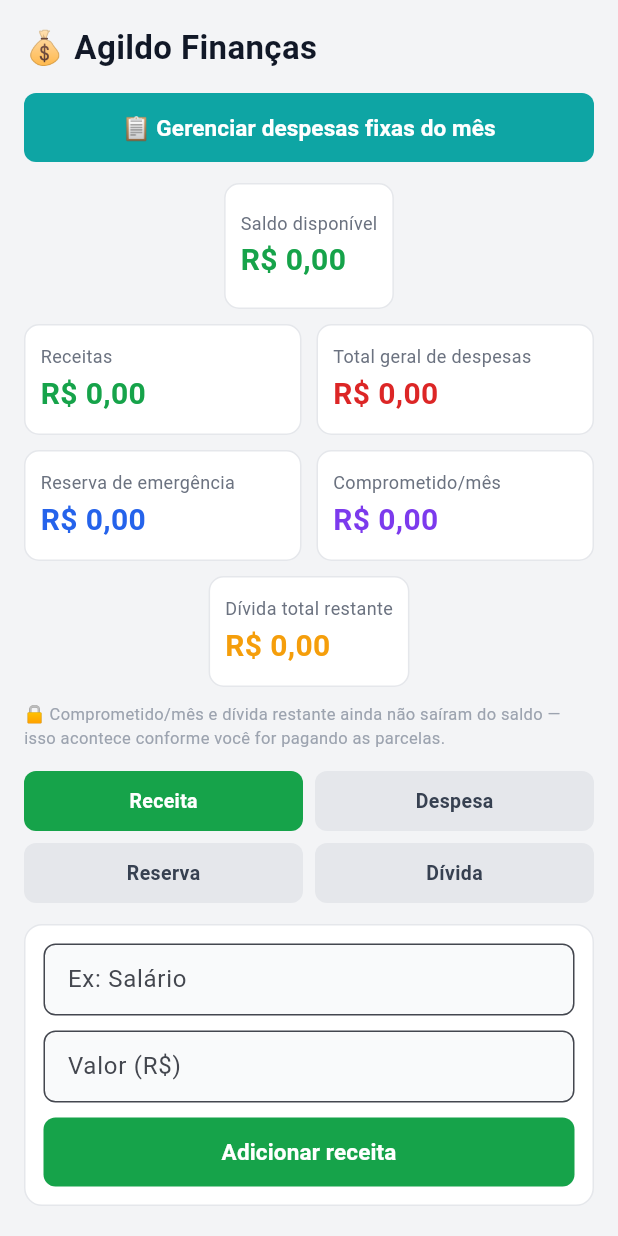
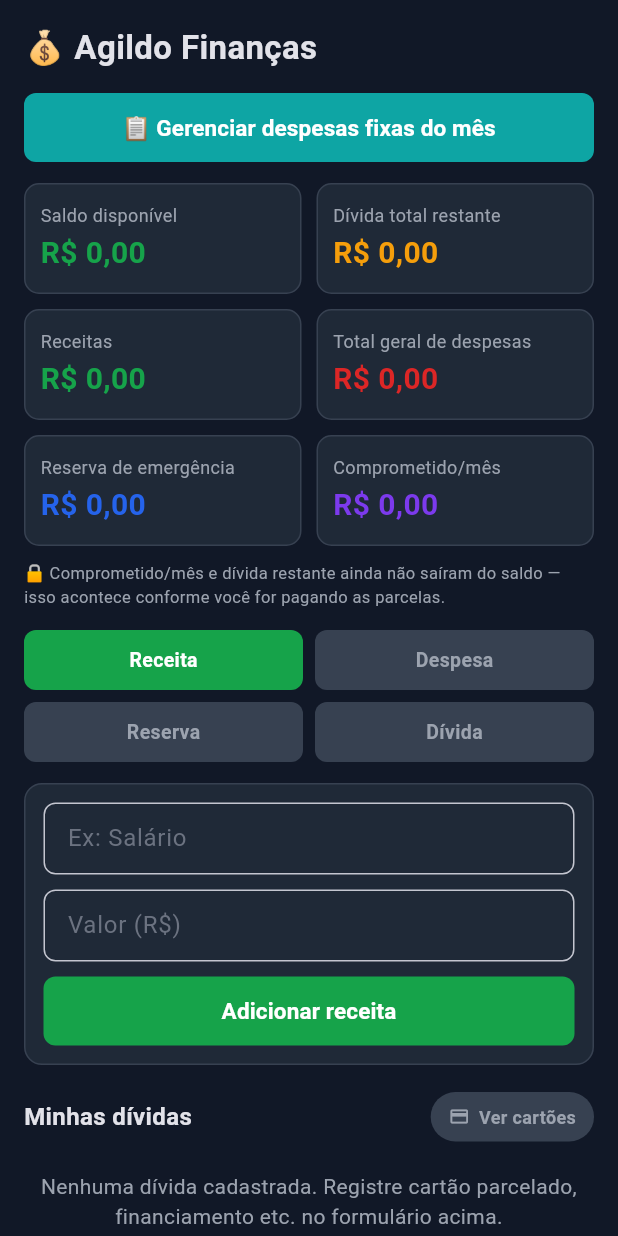
Before and after one commit to juglesbass/AgildoFinancas, a Flutter app: the screen it shows after launch, after a tap on "Receita", on a phone screen of 412 x 824 dp. Run offline on Flutter 3.47's test engine with Material 3 defaults, Android fonts, the phone set to English and light mode, and no system bars; our stand-ins replace sqflite, sqflite_common_ffi; accounts and stored records are empty.

Commit message:
Feat: Adiciona gerenciamento de faturas por cartão via Bottom Sheet

```diff
--- a/lib/main.dart
+++ b/lib/main.dart
@@ -28,7 +28,8 @@ class AgildoFinancasApp extends StatelessWidget {
       debugShowCheckedModeBanner: false,
       theme: ThemeData(
         useMaterial3: true,
-        // SOLUÇÃO: FadeUpwards é 100% nativo, rápido e o compilador aceita sem reclamar
+        brightness: Brightness.dark,
+
         pageTransitionsTheme: const PageTransitionsTheme(
           builders: <TargetPlatform, PageTransitionsBuilder>{
             TargetPlatform.android: FadeUpwardsPageTransitionsBuilder(),
@@ -38,19 +39,28 @@ class AgildoFinancasApp extends StatelessWidget {
             TargetPlatform.windows: FadeUpwardsPageTransitionsBuilder(),
           },
         ),
+
         colorScheme: ColorScheme.fromSeed(
           seedColor: corDestaque,
-          brightness: Brightness.light,
+          brightness: Brightness.dark,
         ),
-        scaffoldBackgroundColor: const Color(0xFFF3F4F6),
+
+        scaffoldBackgroundColor: const Color(0xFF111827),
+
         inputDecorationTheme: const InputDecorationTheme(
           filled: true,
-          fillColor: Color(0xFFF9FAFB),
+          fillColor: Color(0xFF1F2937),
           border: OutlineInputBorder(
             borderRadius: BorderRadius.all(Radius.circular(8)),
-            borderSide: BorderSide(color: Color(0xFFE5E7EB)),
+            borderSide: BorderSide(color: Color(0xFF374151)),
+          ),
+          focusedBorder: OutlineInputBorder(
+            borderRadius: BorderRadius.all(Radius.circular(8)),
+            borderSide: BorderSide(color: corDestaque, width: 2),
           ),
           contentPadding: EdgeInsets.symmetric(horizontal: 12, vertical: 10),
+          labelStyle: TextStyle(color: Color(0xFF9CA3AF)),
+          hintStyle: TextStyle(color: Color(0xFF6B7280)),
         ),
       ),
       home: const HomeScreen(),
--- a/lib/screens/home_screen.dart
+++ b/lib/screens/home_screen.dart
@@ -9,7 +9,6 @@ import '../widgets/app_button.dart';
 import '../widgets/summary_card.dart';
 import '../widgets/toggle_chip.dart';
 
-/// Porte direto da ApplicationWindow do Main.qml original.
 class HomeScreen extends StatefulWidget {
   const HomeScreen({super.key});
 
@@ -20,7 +19,7 @@ class HomeScreen extends StatefulWidget {
 class _HomeScreenState extends State<HomeScreen> {
   final _db = DatabaseHelper.instance;
 
-  // ---------- Estado da tela (equivalente às properties do QML) ----------
+  // ---------- Estado da tela ----------
   String _modoAtual = 'despesa';
   String _tipoReserva = 'deposito';
 
@@ -154,10 +153,69 @@ class _HomeScreenState extends State<HomeScreen> {
     );
   }
 
+  // --- NOVO MENU DE CARTÕES ---
+  void _abrirResumoCartoes() {
+    // Calcula o total por cartão agrupando as dívidas não quitadas
+    Map<String, double> totaisPorCartao = {};
+    for (var d in _dividas) {
+      if (!d.quitada) {
+        String cartao = (d.categoria != null && d.categoria!.isNotEmpty) ? d.categoria! : 'Outros';
+        totaisPorCartao[cartao] = (totaisPorCartao[cartao] ?? 0) + d.valorRestante;
+      }
+    }
+
+    showModalBottomSheet(
+      context: context,
+      backgroundColor: const Color(0xFF1F2937),
+      shape: const RoundedRectangleBorder(
+        borderRadius: BorderRadius.vertical(top: Radius.circular(20)),
+      ),
+      builder: (context) {
+        return SafeArea(
+          child: Padding(
+            padding: const EdgeInsets.all(24),
+            child: Column(
+              mainAxisSize: MainAxisSize.min,
+              crossAxisAlignment: CrossAxisAlignment.start,
+              children: [
+                const Row(
+                  children: [
+                    Icon(Icons.credit_card, color: Colors.white, size: 24),
+                    SizedBox(width: 10),
+                    Text(
+                      'Resumo das Faturas',
+                      style: TextStyle(fontSize: 18, fontWeight: FontWeight.bold, color: Colors.white),
+                    ),
+                  ],
+                ),
+                const SizedBox(height: 20),
+                if (totaisPorCartao.isEmpty)
+                  const Text('Nenhuma dívida de cartão ativa.', style: TextStyle(color: Color(0xFF9CA3AF)))
+                else
+                  ...totaisPorCartao.entries.map((e) => Padding(
+                    padding: const EdgeInsets.only(bottom: 16),
+                    child: Row(
+                      mainAxisAlignment: MainAxisAlignment.spaceBetween,
+                      children: [
+                        Text(e.key, style: const TextStyle(fontSize: 16, color: Color(0xFFD1D5DB))),
+                        Text(
+                          formatarMoeda(e.value),
+                          style: const TextStyle(fontSize: 16, fontWeight: FontWeight.bold, color: Color(0xFFF59E0B)),
+                        ),
+                      ],
+                    ),
+                  )),
+              ],
+            ),
+          ),
+        );
+      }
+    );
+  }
+
   @override
   Widget build(BuildContext context) {
     return Scaffold(
-      backgroundColor: const Color(0xFFF3F4F6),
       body: SafeArea(
         child: _carregando
             ? const Center(child: CircularProgressIndicator())
@@ -174,7 +232,6 @@ class _HomeScreenState extends State<HomeScreen> {
                         style: TextStyle(
                           fontSize: 22,
                           fontWeight: FontWeight.bold,
-                          color: Color(0xFF111827),
                         ),
                       ),
                       const SizedBox(height: 14),
@@ -197,24 +254,44 @@ class _HomeScreenState extends State<HomeScreen> {
                       const SizedBox(height: 14),
                       _formulario(),
                       const SizedBox(height: 18),
+
+                      // NOVO CABEÇALHO COM O BOTÃO DE CARTÕES
+                      Row(
+                        mainAxisAlignment: MainAxisAlignment.spaceBetween,
+                        children: [
                           const Text(
-                        'Minhas dívidas e parcelamentos',
-                        style: TextStyle(
-                          fontSize: 16,
-                          fontWeight: FontWeight.bold,
-                          color: Color(0xFF111827),
+                            'Minhas dívidas',
+                            style: TextStyle(fontSize: 16, fontWeight: FontWeight.bold),
+                          ),
+                          GestureDetector(
+                            onTap: _abrirResumoCartoes,
+                            child: Container(
+                              padding: const EdgeInsets.symmetric(horizontal: 12, vertical: 8),
+                              decoration: BoxDecoration(
+                                color: const Color(0xFF374151), // Fundo escuro do botão
+                                borderRadius: BorderRadius.circular(20),
+                              ),
+                              child: const Row(
+                                children: [
+                                  Icon(Icons.credit_card, size: 14, color: Color(0xFF9CA3AF)),
+                                  SizedBox(width: 6),
+                                  Text(
+                                    'Ver cartões',
+                                    style: TextStyle(fontSize: 12, color: Color(0xFF9CA3AF), fontWeight: FontWeight.bold),
+                                  ),
+                                ],
                               ),
                             ),
-                      const SizedBox(height: 8),
+                          ),
+                        ],
+                      ),
+
+                      const SizedBox(height: 12),
                       _secaoDividas(),
                       const SizedBox(height: 18),
                       const Text(
                         'Histórico',
-                        style: TextStyle(
-                          fontSize: 16,
-                          fontWeight: FontWeight.bold,
-                          color: Color(0xFF111827),
-                        ),
+                        style: TextStyle(fontSize: 16, fontWeight: FontWeight.bold),
                       ),
                       const SizedBox(height: 8),
                       _secaoHistorico(),
@@ -227,18 +304,32 @@ class _HomeScreenState extends State<HomeScreen> {
     );
   }
 
-  // ---------- Resumo ----------
+  // ---------- Resumo Simétrico ----------
 
   Widget _resumoGrid() {
     return Column(
       children: [
-        SummaryCard(
+        Row(
+          crossAxisAlignment: CrossAxisAlignment.start,
+          children: [
+            Expanded(
+              child: SummaryCard(
                 titulo: 'Saldo disponível',
                 valor: formatarMoeda(_resumo.saldoDisponivel),
                 corValor: _resumo.saldoDisponivel >= 0
                     ? const Color(0xFF16A34A)
                     : const Color(0xFFDC2626),
-          height: 84,
+              ),
+            ),
+            const SizedBox(width: 10),
+            Expanded(
+              child: SummaryCard(
+                titulo: 'Dívida total restante',
+                valor: formatarMoeda(_resumo.dividaTotalRestante),
+                corValor: const Color(0xFFF59E0B),
+              ),
+            ),
+          ],
         ),
         const SizedBox(height: 10),
         Row(
@@ -282,12 +373,6 @@ class _HomeScreenState extends State<HomeScreen> {
             ),
           ],
         ),
-        const SizedBox(height: 10),
-        SummaryCard(
-          titulo: 'Dívida total restante',
-          valor: formatarMoeda(_resumo.dividaTotalRestante),
-          corValor: const Color(0xFFF59E0B),
-        ),
       ],
     );
   }
@@ -295,8 +380,7 @@ class _HomeScreenState extends State<HomeScreen> {
   // ---------- Seletor de tipo de lançamento ----------
 
   Widget _seletorModo() {
-    Widget linha(String labelA, String modoA, Color corA, String labelB, String modoB,
-        Color corB) {
+    Widget linha(String labelA, String modoA, Color corA, String labelB, String modoB, Color corB) {
       return Row(
         children: [
           Expanded(
@@ -322,55 +406,39 @@ class _HomeScreenState extends State<HomeScreen> {
 
     return Column(
       children: [
-        linha('Receita', 'receita', const Color(0xFF16A34A), 'Despesa', 'despesa',
-            const Color(0xFFDC2626)),
+        linha('Receita', 'receita', const Color(0xFF16A34A), 'Despesa', 'despesa', const Color(0xFFDC2626)),
         const SizedBox(height: 8),
-        linha('Reserva', 'reserva', const Color(0xFF2563EB), 'Dívida', 'divida',
-            const Color(0xFF7C3AED)),
+        linha('Reserva', 'reserva', const Color(0xFF2563EB), 'Dívida', 'divida', const Color(0xFF7C3AED)),
       ],
     );
   }
 
-  // ---------- Formulário ----------
+  // ---------- Formulário Adaptado ----------
 
   String get _placeholderDescricao {
     switch (_modoAtual) {
-      case 'receita':
-        return 'Ex: Salário';
-      case 'despesa':
-        return 'Ex: Supermercado';
-      case 'reserva':
-        return 'Ex: Conserto do carro';
-      default:
-        return 'Ex: Notebook parcelado';
+      case 'receita': return 'Ex: Salário';
+      case 'despesa': return 'Ex: Supermercado';
+      case 'reserva': return 'Ex: Conserto do carro';
+      default: return 'Ex: Notebook parcelado';
     }
   }
 
   String get _labelBotaoSalvar {
     switch (_modoAtual) {
-      case 'receita':
-        return 'Adicionar receita';
-      case 'despesa':
-        return 'Adicionar despesa';
-      case 'reserva':
-        return _tipoReserva == 'deposito'
-            ? 'Depositar na reserva'
-            : 'Sacar da reserva';
-      default:
-        return 'Registrar dívida';
+      case 'receita': return 'Adicionar receita';
+      case 'despesa': return 'Adicionar despesa';
+      case 'reserva': return _tipoReserva == 'deposito' ? 'Depositar na reserva' : 'Sacar da reserva';
+      default: return 'Registrar dívida';
     }
   }
 
   Color get _corBotaoSalvar {
     switch (_modoAtual) {
-      case 'receita':
-        return const Color(0xFF16A34A);
-      case 'despesa':
-        return const Color(0xFFDC2626);
-      case 'reserva':
-        return const Color(0xFF2563EB);
-      default:
-        return const Color(0xFF7C3AED);
+      case 'receita': return const Color(0xFF16A34A);
+      case 'despesa': return const Color(0xFFDC2626);
+      case 'reserva': return const Color(0xFF2563EB);
+      default: return const Color(0xFF7C3AED);
     }
   }
 
@@ -378,9 +446,9 @@ class _HomeScreenState extends State<HomeScreen> {
     return Container(
       padding: const EdgeInsets.all(12),
       decoration: BoxDecoration(
-        color: Colors.white,
+        color: const Color(0xFF1F2937),
         borderRadius: BorderRadius.circular(12),
-        border: Border.all(color: const Color(0xFFE5E7EB)),
+        border: Border.all(color: const Color(0xFF374151)),
       ),
       child: Column(
         crossAxisAlignment: CrossAxisAlignment.start,
@@ -393,17 +461,14 @@ class _HomeScreenState extends State<HomeScreen> {
           if (_modoAtual == 'despesa') ...[
             Row(
               children: [
-                const Text('Categoria:', style: TextStyle(color: Color(0xFF374151))),
+                const Text('Categoria:', style: TextStyle(color: Color(0xFF9CA3AF))),
                 const SizedBox(width: 8),
                 Expanded(
                   child: DropdownButtonFormField<String>(
                     value: _categoriaDespesa,
                     isExpanded: true,
-                    items: categoriasDespesa
-                        .map((c) => DropdownMenuItem(value: c, child: Text(c)))
-                        .toList(),
-                    onChanged: (v) =>
-                        setState(() => _categoriaDespesa = v ?? _categoriaDespesa),
+                    items: categoriasDespesa.map((c) => DropdownMenuItem(value: c, child: Text(c))).toList(),
+                    onChanged: (v) => setState(() => _categoriaDespesa = v ?? _categoriaDespesa),
                   ),
                 ),
               ],
@@ -437,17 +502,15 @@ class _HomeScreenState extends State<HomeScreen> {
           if (_modoAtual == 'divida') ...[
             Row(
               children: [
-                const Text('Categoria:', style: TextStyle(color: Color(0xFF374151))),
+                // TEXTO ALTERADO PARA CARTÃO
+                const Text('Cartão:', style: TextStyle(color: Color(0xFF9CA3AF))),
                 const SizedBox(width: 8),
                 Expanded(
                   child: DropdownButtonFormField<String>(
                     value: _categoriaDivida,
                     isExpanded: true,
-                    items: categoriasDivida
-                        .map((c) => DropdownMenuItem(value: c, child: Text(c)))
-                        .toList(),
-                    onChanged: (v) =>
-                        setState(() => _categoriaDivida = v ?? _categoriaDivida),
+                    items: categoriasDivida.map((c) => DropdownMenuItem(value: c, child: Text(c))).toList(),
+                    onChanged: (v) => setState(() => _categoriaDivida = v ?? _categoriaDivida),
                   ),
                 ),
               ],
@@ -458,9 +521,7 @@ class _HomeScreenState extends State<HomeScreen> {
             controller: _campoValor,
             keyboardType: const TextInputType.numberWithOptions(decimal: true),
             decoration: InputDecoration(
-              hintText: _modoAtual == 'divida'
-                  ? 'Valor de cada parcela (R\$)'
-                  : 'Valor (R\$)',
+              hintText: _modoAtual == 'divida' ? 'Valor de cada parcela (R\$)' : 'Valor (R\$)',
             ),
           ),
           if (_modoAtual == 'divida') ...[
@@ -473,10 +534,7 @@ class _HomeScreenState extends State<HomeScreen> {
           ],
           if (_avisoValidacao != null) ...[
             const SizedBox(height: 8),
-            Text(
-              _avisoValidacao!,
-              style: const TextStyle(color: Color(0xFFDC2626), fontSize: 12),
-            ),
+            Text(_avisoValidacao!, style: const TextStyle(color: Color(0xFFDC2626), fontSize: 12)),
           ],
           const SizedBox(height: 10),
           AppButton(
@@ -496,8 +554,7 @@ class _HomeScreenState extends State<HomeScreen> {
       return const Padding(
         padding: EdgeInsets.symmetric(vertical: 8),
         child: Text(
-          'Nenhuma dívida cadastrada. Registre cartão parcelado, '
-          'financiamento etc. no formulário acima.',
+          'Nenhuma dívida cadastrada. Registre cartão parcelado, financiamento etc. no formulário acima.',
           textAlign: TextAlign.center,
           style: TextStyle(color: Color(0xFF9CA3AF)),
         ),
@@ -513,9 +570,9 @@ class _HomeScreenState extends State<HomeScreen> {
       margin: const EdgeInsets.only(bottom: 8),
       padding: const EdgeInsets.all(10),
       decoration: BoxDecoration(
-        color: Colors.white,
+        color: const Color(0xFF1F2937),
         borderRadius: BorderRadius.circular(10),
-        border: Border.all(color: const Color(0xFFE5E7EB)),
+        border: Border.all(color: const Color(0xFF374151)),
       ),
       child: Column(
         crossAxisAlignment: CrossAxisAlignment.start,
@@ -529,17 +586,13 @@ class _HomeScreenState extends State<HomeScreen> {
                   children: [
                     Text(
                       d.descricao,
-                      style: const TextStyle(
-                        fontWeight: FontWeight.bold,
-                        fontSize: 14,
-                        color: Color(0xFF111827),
-                      ),
+                      style: const TextStyle(fontWeight: FontWeight.bold, fontSize: 14),
                       overflow: TextOverflow.ellipsis,
                     ),
                     Text(
                       '${d.categoria != null ? '${d.categoria} · ' : ''}'
                       '${d.parcelasPagas}/${d.totalParcelas} parcelas pagas',
-                      style: const TextStyle(fontSize: 11, color: Color(0xFF6B7280)),
+                      style: const TextStyle(fontSize: 11, color: Color(0xFF9CA3AF)),
                     ),
                   ],
                 ),
@@ -555,7 +608,7 @@ class _HomeScreenState extends State<HomeScreen> {
                   height: 24,
                   decoration: const BoxDecoration(
                     shape: BoxShape.circle,
-                    color: Color(0xFFF3F4F6),
+                    color: Color(0xFF374151),
                   ),
                   child: const Icon(Icons.close, size: 12, color: Color(0xFF9CA3AF)),
                 ),
@@ -568,7 +621,7 @@ class _HomeScreenState extends State<HomeScreen> {
             child: LinearProgressIndicator(
               value: d.progresso.clamp(0.0, 1.0).toDouble(),
               minHeight: 6,
-              backgroundColor: const Color(0xFFE5E7EB),
+              backgroundColor: const Color(0xFF374151),
               valueColor: AlwaysStoppedAnimation(
                 d.quitada ? const Color(0xFF16A34A) : const Color(0xFF7C3AED),
               ),
@@ -580,7 +633,7 @@ class _HomeScreenState extends State<HomeScreen> {
               Expanded(
                 child: Text(
                   'Restante: ${formatarMoeda(d.valorRestante)}',
-                  style: const TextStyle(fontSize: 12, color: Color(0xFF6B7280)),
+                  style: const TextStyle(fontSize: 12, color: Color(0xFF9CA3AF)),
                 ),
               ),
               if (!d.quitada)
@@ -602,11 +655,7 @@ class _HomeScreenState extends State<HomeScreen> {
               else
                 const Text(
                   'Quitada ✓',
-                  style: TextStyle(
-                    color: Color(0xFF16A34A),
-                    fontWeight: FontWeight.bold,
-                    fontSize: 12,
-                  ),
+                  style: TextStyle(color: Color(0xFF16A34A), fontWeight: FontWeight.bold, fontSize: 12),
                 ),
             ],
           ),
@@ -622,8 +671,7 @@ class _HomeScreenState extends State<HomeScreen> {
       return const Padding(
         padding: EdgeInsets.symmetric(vertical: 8),
         child: Text(
-          'Nenhum lançamento ainda. Adicione sua primeira receita ou '
-          'despesa acima.',
+          'Nenhum lançamento ainda. Adicione sua primeira receita ou despesa acima.',
           textAlign: TextAlign.center,
           style: TextStyle(color: Color(0xFF9CA3AF)),
         ),
@@ -636,14 +684,10 @@ class _HomeScreenState extends State<HomeScreen> {
 
   Color _corLateral(String tipo) {
     switch (tipo) {
-      case 'receita':
-        return const Color(0xFF16A34A);
-      case 'despesa':
-        return const Color(0xFFDC2626);
-      case 'reserva_deposito':
-        return const Color(0xFF2563EB);
-      default:
-        return const Color(0xFFF59E0B);
+      case 'receita': return const Color(0xFF16A34A);
+      case 'despesa': return const Color(0xFFDC2626);
+      case 'reserva_deposito': return const Color(0xFF2563EB);
+      default: return const Color(0xFFF59E0B);
     }
   }
 
@@ -665,9 +709,9 @@ class _HomeScreenState extends State<HomeScreen> {
       margin: const EdgeInsets.only(bottom: 8),
       height: 56,
       decoration: BoxDecoration(
-        color: Colors.white,
+        color: const Color(0xFF1F2937),
         borderRadius: BorderRadius.circular(10),
-        border: Border.all(color: const Color(0xFFE5E7EB)),
+        border: Border.all(color: const Color(0xFF374151)),
       ),
       child: Row(
         children: [
@@ -691,25 +735,19 @@ class _HomeScreenState extends State<HomeScreen> {
                       children: [
                         Text(
                           l.descricao,
-                          style: const TextStyle(
-                            fontWeight: FontWeight.bold,
-                            fontSize: 14,
-                            color: Color(0xFF111827),
-                          ),
+                          style: const TextStyle(fontWeight: FontWeight.bold, fontSize: 14),
                           overflow: TextOverflow.ellipsis,
                         ),
                         Text(
                           _subtitulo(l),
-                          style:
-                              const TextStyle(fontSize: 11, color: Color(0xFF6B7280)),
+                          style: const TextStyle(fontSize: 11, color: Color(0xFF9CA3AF)),
                         ),
                       ],
                     ),
                   ),
                   Text(
                     valorTexto,
-                    style: TextStyle(
-                        fontWeight: FontWeight.bold, fontSize: 14, color: cor),
+                    style: TextStyle(fontWeight: FontWeight.bold, fontSize: 14, color: cor),
                   ),
                   const SizedBox(width: 8),
                   GestureDetector(
@@ -728,9 +766,9 @@ class _HomeScreenState extends State<HomeScreen> {
                       height: 26,
                       decoration: const BoxDecoration(
                         shape: BoxShape.circle,
-                        color: Color(0xFFF3F4F6),
+                        color: Color(0xFF374151),
                       ),
-                      child: const Icon(Icons.edit, size: 11, color: Color(0xFF6B7280)),
+                      child: const Icon(Icons.edit, size: 11, color: Color(0xFF9CA3AF)),
                     ),
                   ),
                   const SizedBox(width: 6),
@@ -745,10 +783,9 @@ class _HomeScreenState extends State<HomeScreen> {
                       height: 26,
                       decoration: const BoxDecoration(
                         shape: BoxShape.circle,
-                        color: Color(0xFFF3F4F6),
+                        color: Color(0xFF374151),
                       ),
-                      child:
-                          const Icon(Icons.close, size: 12, color: Color(0xFF9CA3AF)),
+                      child: const Icon(Icons.close, size: 12, color: Color(0xFF9CA3AF)),
                     ),
                   ),
                 ],
--- a/lib/widgets/app_button.dart
+++ b/lib/widgets/app_button.dart
@@ -24,7 +24,7 @@ class AppButton extends StatelessWidget {
         onPressed: onPressed,
         style: ElevatedButton.styleFrom(
           backgroundColor: corBase,
-          foregroundColor: Colors.white,
+          foregroundColor: Colors.white, // Letra sempre branca
           elevation: 0,
           shape: RoundedRectangleBorder(borderRadius: BorderRadius.circular(8)),
         ),
--- a/lib/widgets/summary_card.dart
+++ b/lib/widgets/summary_card.dart
@@ -11,7 +11,8 @@ class SummaryCard extends StatelessWidget {
     super.key,
     required this.titulo,
     required this.valor,
-    this.corValor = const Color(0xFF111827),
+    // Se a cor do valor não for passada, usa branco por padrão no modo escuro
+    this.corValor = Colors.white,
     this.height = 74,
   });
 
@@ -21,9 +22,9 @@ class SummaryCard extends StatelessWidget {
       height: height,
       padding: const EdgeInsets.all(10),
       decoration: BoxDecoration(
-        color: Colors.white,
+        color: const Color(0xFF1F2937), // Fundo escuro (Dark Mode)
         borderRadius: BorderRadius.circular(10),
-        border: Border.all(color: const Color(0xFFE5E7EB)),
+        border: Border.all(color: const Color(0xFF374151)), // Borda escura
       ),
       child: Column(
         crossAxisAlignment: CrossAxisAlignment.start,
@@ -31,7 +32,7 @@ class SummaryCard extends StatelessWidget {
         children: [
           Text(
             titulo,
-            style: const TextStyle(fontSize: 12, color: Color(0xFF6B7280)),
+            style: const TextStyle(fontSize: 12, color: Color(0xFF9CA3AF)), // Texto secundário claro
           ),
           const SizedBox(height: 2),
           Text(
@@ -39,7 +40,7 @@ class SummaryCard extends StatelessWidget {
             style: TextStyle(
               fontSize: 20,
               fontWeight: FontWeight.bold,
-              color: corValor,
+              color: corValor, // Mantém o verde/vermelho/amarelo
             ),
             overflow: TextOverflow.ellipsis,
           ),
--- a/lib/widgets/toggle_chip.dart
+++ b/lib/widgets/toggle_chip.dart
@@ -25,13 +25,15 @@ class ToggleChip extends StatelessWidget {
         height: 40,
         alignment: Alignment.center,
         decoration: BoxDecoration(
-          color: selecionado ? corAtiva : const Color(0xFFE5E7EB),
+          // Fundo colorido se ativo, fundo grafite se inativo (Dark Mode)
+          color: selecionado ? corAtiva : const Color(0xFF374151),
           borderRadius: BorderRadius.circular(8),
         ),
         child: Text(
           label,
           style: TextStyle(
-            color: selecionado ? Colors.white : const Color(0xFF374151),
+            // Letra branca se ativo, cinza claro se inativo
+            color: selecionado ? Colors.white : const Color(0xFF9CA3AF),
             fontWeight: FontWeight.bold,
             fontSize: 13,
           ),
```
Lines whose indentation alone changed are shown as unchanged.
